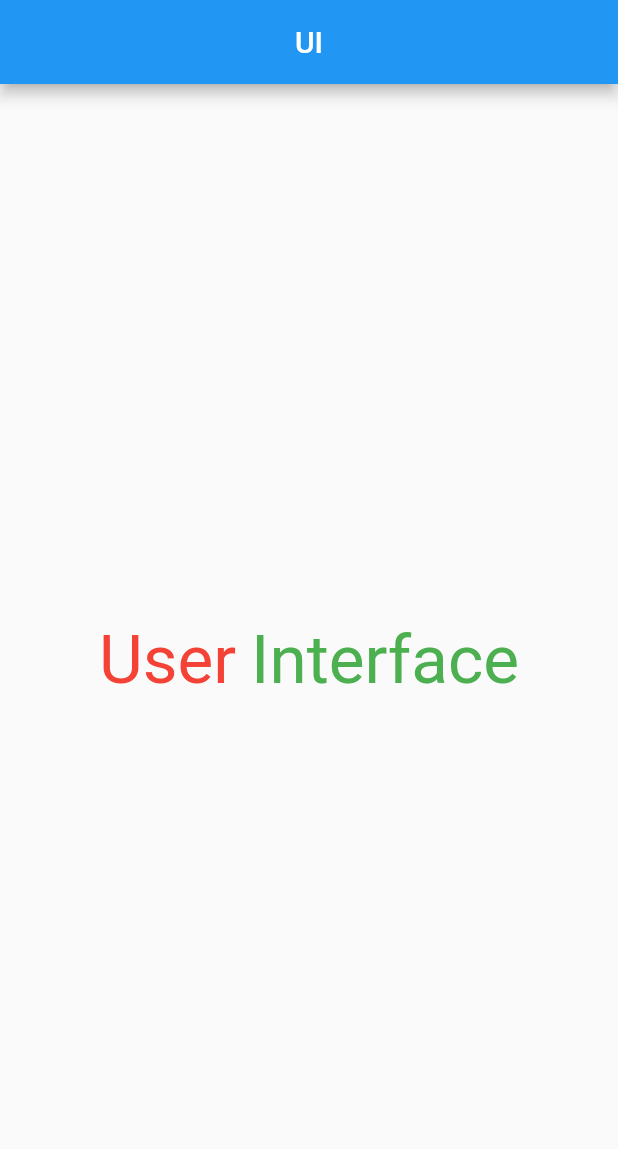
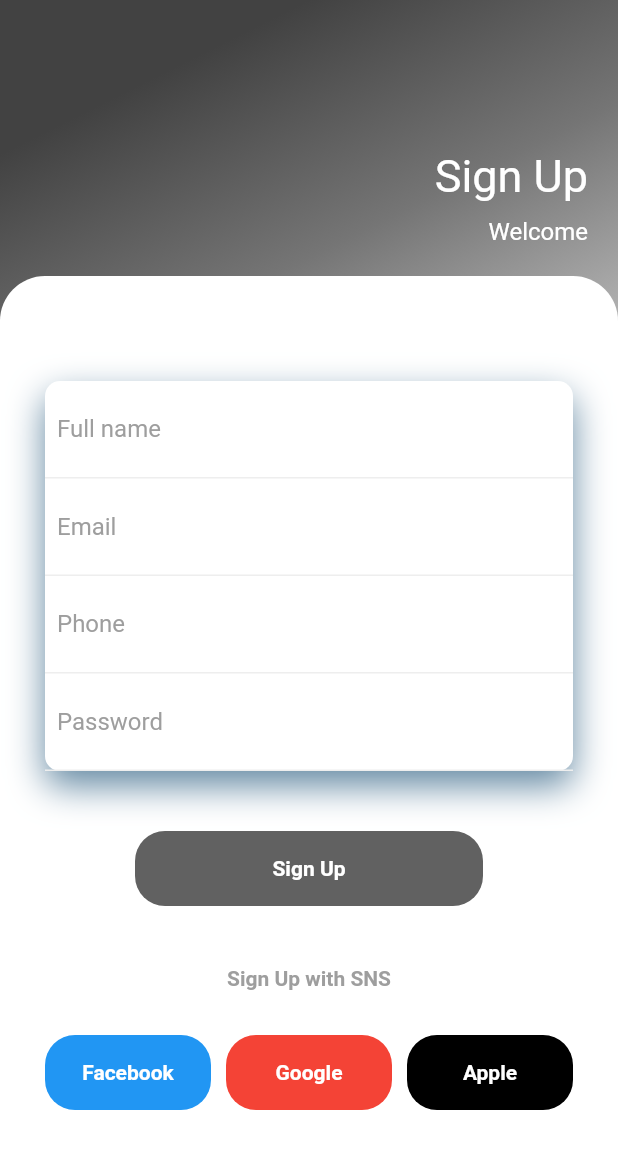
Before and after one commit to mrakramov/pdpui, a Flutter app: the screen it shows after launch, on a phone screen of 412 x 824 dp. Shown: the top 1149 px of the screen. Run offline on Flutter 3.47's test engine with Material 2 defaults, Android fonts, the phone set to English and light mode, and no system bars.

Commit message:
second commit

```diff
--- a/lib/main.dart
+++ b/lib/main.dart
@@ -1,5 +1,6 @@
 import 'package:flutter/material.dart';
 import 'package:pdpui/pages/home_page.dart';
+import 'package:pdpui/pages/log_in_page.dart';
 
 void main() {
   runApp(MyApp());
@@ -14,7 +15,7 @@ class MyApp extends StatelessWidget {
         primarySwatch: Colors.blue,
         visualDensity: VisualDensity.adaptivePlatformDensity,
       ),
-      home: HomePage(),
+      home: LogInPage(),
       routes: {
         HomePage.id: (context) => HomePage(),
       },
--- /dev/null
+++ b/lib/pages/log_in_page.dart
@@ -0,0 +1,251 @@
+import 'package:flutter/cupertino.dart';
+import 'package:flutter/material.dart';
+
+class LogInPage extends StatefulWidget {
+  @override
+  _LogInPageState createState() => _LogInPageState();
+}
+
+class _LogInPageState extends State<LogInPage> {
+  @override
+  Widget build(BuildContext context) {
+    return Scaffold(
+      body: Container(
+        width: double.infinity,
+        decoration: BoxDecoration(
+          gradient: LinearGradient(
+            begin: Alignment.topCenter,
+            colors: [
+              Colors.grey[800],
+              Colors.grey[600],
+              Colors.grey[400],
+              Colors.grey[200],
+            ],
+          ),
+        ),
+        child: Column(
+          crossAxisAlignment: CrossAxisAlignment.end,
+          children: [
+            SizedBox(
+              height: 80,
+            ),
+            Padding(
+              padding: EdgeInsets.all(20),
+              child: Column(
+                crossAxisAlignment: CrossAxisAlignment.end,
+                children: [
+                  Text(
+                    "Sign Up",
+                    style: TextStyle(color: Colors.white, fontSize: 30),
+                  ),
+                  SizedBox(
+                    height: 10,
+                  ),
+                  Text(
+                    "Welcome",
+                    style: TextStyle(color: Colors.white, fontSize: 16),
+                  ),
+                ],
+              ),
+            ),
+            Expanded(
+              child: Container(
+                decoration: BoxDecoration(
+                  color: Colors.white,
+                  borderRadius: BorderRadius.only(
+                    topRight: Radius.circular(30),
+                    topLeft: Radius.circular(30),
+                  ),
+                ),
+                child: SingleChildScrollView(
+                  child: Padding(
+                    padding: EdgeInsets.all(30),
+                    child: Column(
+                      children: [
+                        SizedBox(
+                          height: 40,
+                        ),
+                        Container(
+                          decoration: BoxDecoration(
+                            color: Colors.white,
+                            borderRadius: BorderRadius.circular(10),
+                            boxShadow: [
+                              BoxShadow(
+                                color: Color.fromRGBO(32, 85, 122, 0.7),
+                                blurRadius: 20,
+                                offset: Offset(0, 10),
+                              ),
+                            ],
+                          ),
+                          child: Column(
+                            children: [
+                              Container(
+                                decoration: BoxDecoration(
+                                  border: Border(
+                                    bottom: BorderSide(color: Colors.grey[200]),
+                                  ),
+                                ),
+                                padding: EdgeInsets.all(8),
+                                child: TextField(
+                                  decoration: InputDecoration(
+                                    hintText: "Full name",
+                                    hintStyle: TextStyle(color: Colors.grey),
+                                    border: InputBorder.none,
+                                  ),
+                                ),
+                              ),
+                              Container(
+                                decoration: BoxDecoration(
+                                  border: Border(
+                                    bottom: BorderSide(color: Colors.grey[200]),
+                                  ),
+                                ),
+                                padding: EdgeInsets.all(8),
+                                child: TextField(
+                                  decoration: InputDecoration(
+                                    hintText: "Email",
+                                    hintStyle: TextStyle(color: Colors.grey),
+                                    border: InputBorder.none,
+                                  ),
+                                ),
+                              ),
+                              Container(
+                                decoration: BoxDecoration(
+                                  border: Border(
+                                    bottom: BorderSide(color: Colors.grey[200]),
+                                  ),
+                                ),
+                                padding: EdgeInsets.all(8),
+                                child: TextField(
+                                  decoration: InputDecoration(
+                                    hintText: "Phone",
+                                    hintStyle: TextStyle(color: Colors.grey),
+                                    border: InputBorder.none,
+                                  ),
+                                ),
+                              ),
+                              Container(
+                                decoration: BoxDecoration(
+                                  border: Border(
+                                    bottom: BorderSide(color: Colors.grey[200]),
+                                  ),
+                                ),
+                                padding: EdgeInsets.all(8),
+                                child: TextField(
+                                  obscureText: true,
+                                  decoration: InputDecoration(
+                                    hintText: "Password",
+                                    hintStyle: TextStyle(color: Colors.grey),
+                                    border: InputBorder.none,
+                                  ),
+                                ),
+                              ),
+                            ],
+                          ),
+                        ),
+                        SizedBox(
+                          height: 40,
+                        ),
+                        Container(
+                          margin: EdgeInsets.symmetric(horizontal: 60),
+                          height: 50,
+                          decoration: BoxDecoration(
+                            color: Colors.grey[700],
+                            borderRadius: BorderRadius.circular(20),
+                          ),
+                          child: Center(
+                            child: Text(
+                              "Sign Up",
+                              style: TextStyle(
+                                color: Colors.white,
+                                fontWeight: FontWeight.bold,
+                              ),
+                            ),
+                          ),
+                        ),
+                        SizedBox(
+                          height: 40,
+                        ),
+                        Text(
+                          "Sign Up with SNS",
+                          style: TextStyle(
+                            color: Colors.grey,
+                            fontWeight: FontWeight.bold,
+                          ),
+                        ),
+                        SizedBox(
+                          height: 30,
+                        ),
+                        Row(
+                          children: [
+                            Expanded(
+                              child: Container(
+                                height: 50,
+                                decoration: BoxDecoration(
+                                  color: Colors.blue,
+                                  borderRadius: BorderRadius.circular(20),
+                                ),
+                                child: Center(
+                                  child: Text(
+                                    "Facebook",
+                                    style: TextStyle(
+                                        color: Colors.white,
+                                        fontWeight: FontWeight.bold),
+                                  ),
+                                ),
+                              ),
+                            ),
+                            SizedBox(
+                              width: 10,
+                            ),
+                            Expanded(
+                              child: Container(
+                                height: 50,
+                                decoration: BoxDecoration(
+                                  color: Colors.red,
+                                  borderRadius: BorderRadius.circular(20),
+                                ),
+                                child: Center(
+                                  child: Text(
+                                    "Google",
+                                    style: TextStyle(
+                                        color: Colors.white,
+                                        fontWeight: FontWeight.bold),
+                                  ),
+                                ),
+                              ),
+                            ),
+                            SizedBox(
+                              width: 10,
+                            ),
+                            Expanded(
+                              child: Container(
+                                height: 50,
+                                decoration: BoxDecoration(
+                                  color: Colors.black,
+                                  borderRadius: BorderRadius.circular(20),
+                                ),
+                                child: Center(
+                                  child: Text(
+                                    "Apple",
+                                    style: TextStyle(
+                                        color: Colors.white,
+                                        fontWeight: FontWeight.bold),
+                                  ),
+                                ),
+                              ),
+                            ),
+                          ],
+                        )
+                      ],
+                    ),
+                  ),
+                ),
+              ),
+            ),
+          ],
+        ),
+      ),
+    );
+  }
+}
```
